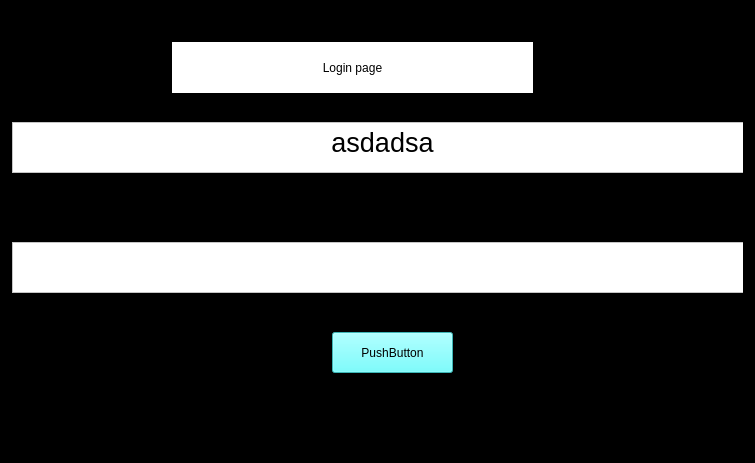
The window that QTUI/TestApplication/formLog.ui (Accout-Personal/PythonClient) describes before a commit, drawn with Qt 5.
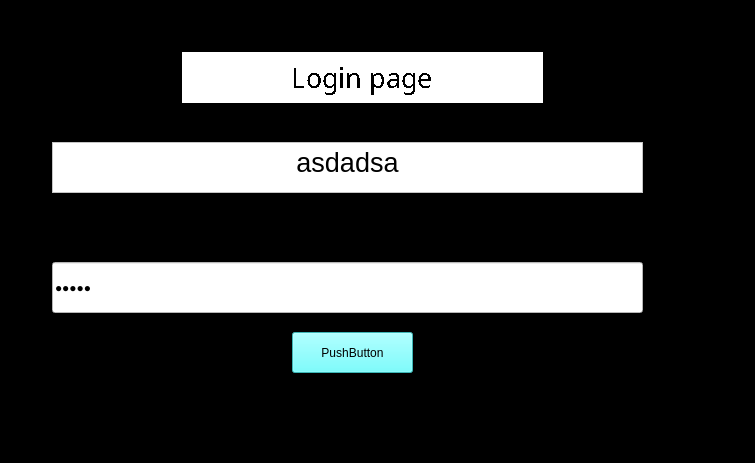
The same window after the commit.

Commit message: password field

```diff
--- a/QTUI/TestApplication/formLog.ui
+++ b/QTUI/TestApplication/formLog.ui
@@ -34,7 +34,7 @@
       <widget class="QPushButton" name="pushButton">
        <property name="geometry">
         <rect>
-         <x>320</x>
+         <x>280</x>
          <y>320</y>
          <width>121</width>
          <height>41</height>
@@ -50,9 +50,9 @@
       <widget class="QTextEdit" name="textEdit">
        <property name="geometry">
         <rect>
-         <x>0</x>
-         <y>110</y>
-         <width>741</width>
+         <x>40</x>
+         <y>130</y>
+         <width>591</width>
          <height>51</height>
         </rect>
        </property>
@@ -67,35 +67,28 @@
 &lt;p align=&quot;center&quot; style=&quot; margin-top:0px; margin-bottom:0px; margin-left:0px; margin-right:0px; -qt-block-indent:0; text-indent:0px;&quot;&gt;&lt;span style=&quot; font-size:20pt;&quot;&gt;asdadsa&lt;/span&gt;&lt;/p&gt;&lt;/body&gt;&lt;/html&gt;</string>
        </property>
       </widget>
-      <widget class="QTextEdit" name="textEdit_2">
-       <property name="geometry">
-        <rect>
-         <x>0</x>
-         <y>230</y>
-         <width>741</width>
-         <height>51</height>
-        </rect>
-       </property>
-       <property name="styleSheet">
-        <string notr="true">background-color: rgb(255, 255, 255);</string>
-       </property>
-       <property name="html">
-        <string>&lt;!DOCTYPE HTML PUBLIC &quot;-//W3C//DTD HTML 4.0//EN&quot; &quot;http://www.w3.org/TR/REC-html40/strict.dtd&quot;&gt;
-&lt;html&gt;&lt;head&gt;&lt;meta name=&quot;qrichtext&quot; content=&quot;1&quot; /&gt;&lt;style type=&quot;text/css&quot;&gt;
-p, li { white-space: pre-wrap; }
-&lt;/style&gt;&lt;/head&gt;&lt;body style=&quot; font-family:'MS Shell Dlg 2'; font-size:7.8pt; font-weight:400; font-style:normal;&quot;&gt;
-&lt;p style=&quot;-qt-paragraph-type:empty; margin-top:0px; margin-bottom:0px; margin-left:0px; margin-right:0px; -qt-block-indent:0; text-indent:0px;&quot;&gt;&lt;br /&gt;&lt;/p&gt;&lt;/body&gt;&lt;/html&gt;</string>
-       </property>
-      </widget>
       <widget class="QLabel" name="label">
        <property name="geometry">
         <rect>
-         <x>160</x>
-         <y>30</y>
+         <x>170</x>
+         <y>40</y>
          <width>361</width>
          <height>51</height>
         </rect>
        </property>
+       <property name="font">
+        <font>
+         <family>Segoe MDL2 Assets</family>
+         <pointsize>20</pointsize>
+         <weight>50</weight>
+         <italic>false</italic>
+         <bold>false</bold>
+         <stylestrategy>NoAntialias</stylestrategy>
+        </font>
+       </property>
+       <property name="cursor">
+        <cursorShape>ArrowCursor</cursorShape>
+       </property>
        <property name="styleSheet">
         <string notr="true">background-color: rgb(255, 255, 255);
 font: 20pt &quot;Segoe MDL2 Assets&quot;;</string>
@@ -105,6 +98,29 @@
        </property>
        <property name="alignment">
         <set>Qt::AlignCenter</set>
+       </property>
+       <property name="wordWrap">
+        <bool>false</bool>
+       </property>
+      </widget>
+      <widget class="QLineEdit" name="lineEdit">
+       <property name="geometry">
+        <rect>
+         <x>40</x>
+         <y>250</y>
+         <width>591</width>
+         <height>51</height>
+        </rect>
+       </property>
+       <property name="styleSheet">
+        <string notr="true">background-color: rgb(255, 255, 255);
+color: rgb(0,0,0);</string>
+       </property>
+       <property name="text">
+        <string>asdad</string>
+       </property>
+       <property name="echoMode">
+        <enum>QLineEdit::Password</enum>
        </property>
       </widget>
      </widget>
```
The commit also changes 1 other file.
